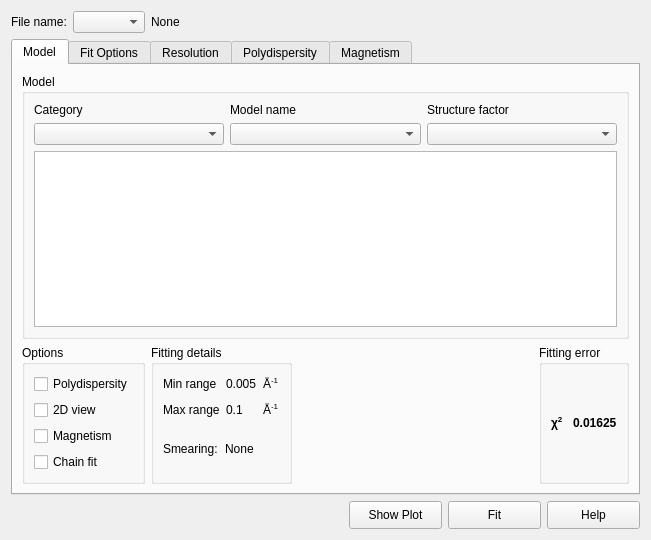
The window that src/sas/qtgui/Perspectives/Fitting/UI/FittingWidgetUI.ui (SasView/sasview) describes before a commit, drawn with Qt 5.
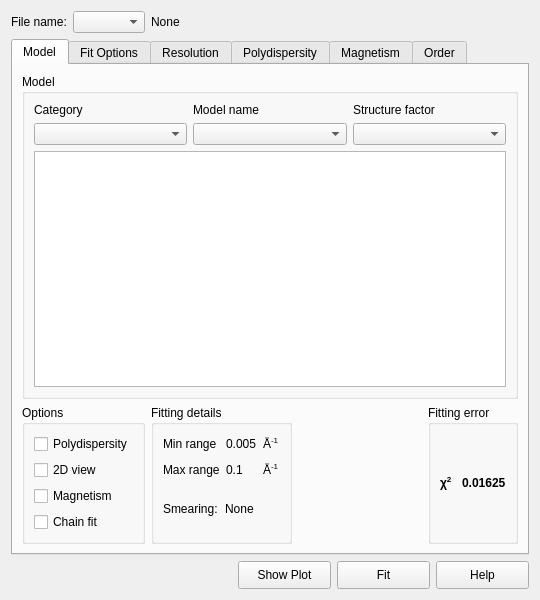
The same window after the commit.

```diff
--- a/src/sas/qtgui/Perspectives/Fitting/UI/FittingWidgetUI.ui
+++ b/src/sas/qtgui/Perspectives/Fitting/UI/FittingWidgetUI.ui
@@ -6,8 +6,8 @@
    <rect>
     <x>0</x>
     <y>0</y>
-    <width>651</width>
-    <height>540</height>
+    <width>540</width>
+    <height>600</height>
    </rect>
   </property>
   <property name="sizePolicy">
@@ -425,6 +425,11 @@
        </item>
       </layout>
      </widget>
+     <widget class="QWidget" name="tabOrder">
+      <attribute name="title">
+       <string>Order</string>
+      </attribute>
+     </widget>
     </widget>
    </item>
    <item row="2" column="0">
```
